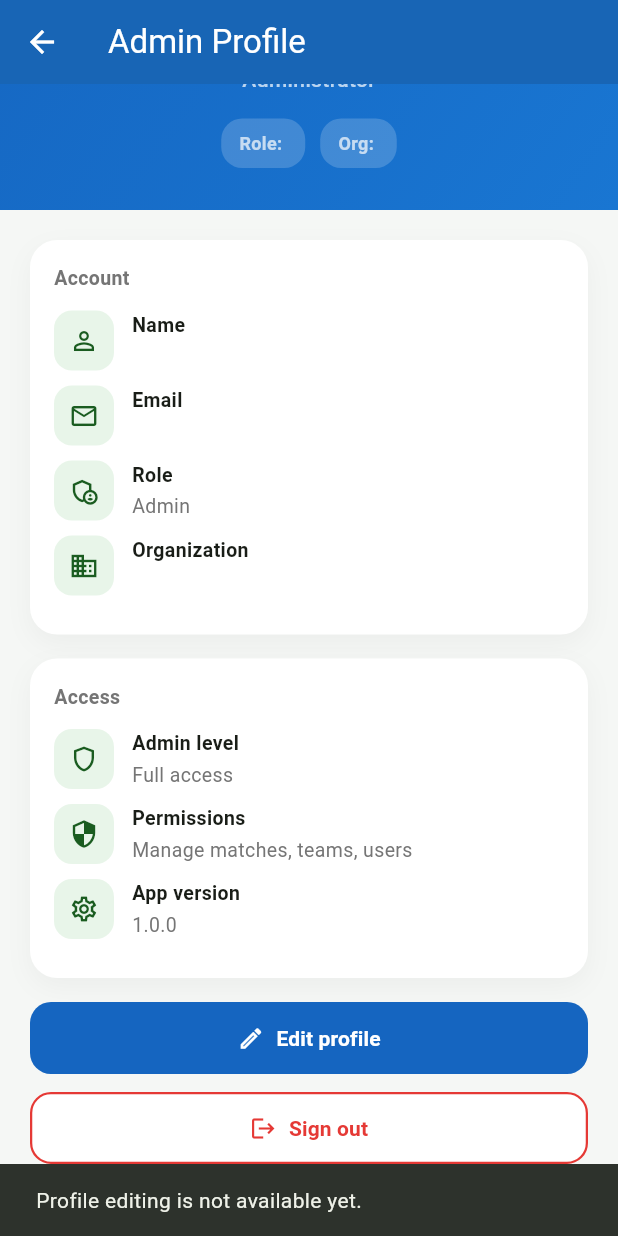
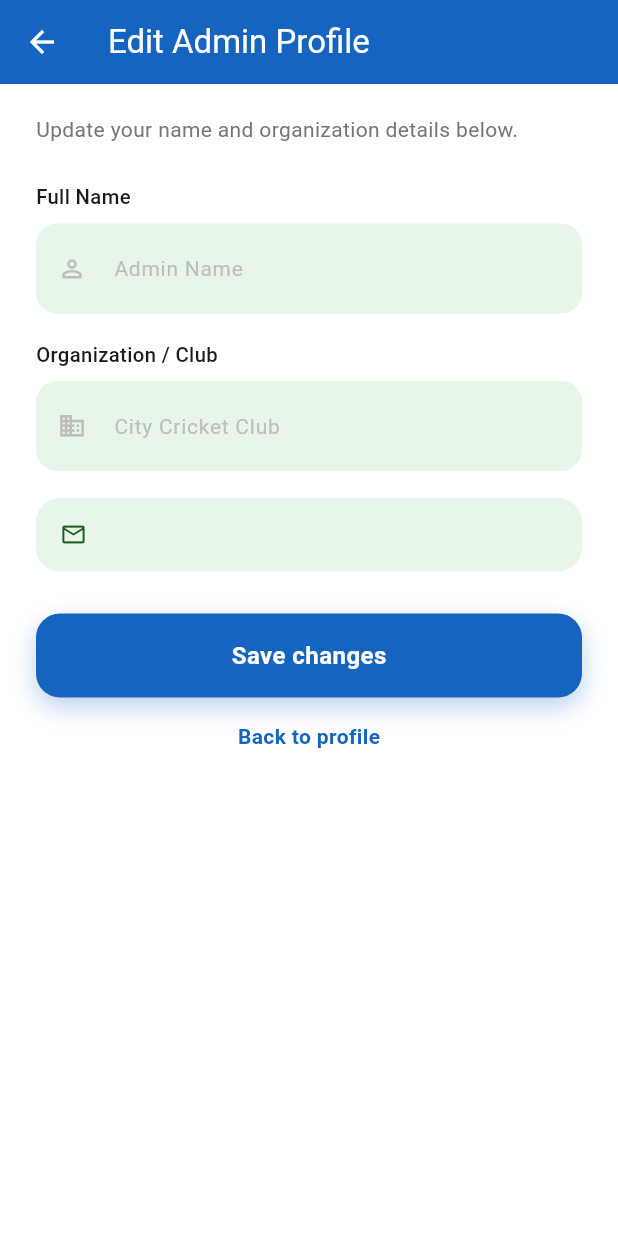
Before and after one commit to abdul-raheem-fast/gully-score, a Flutter app: the AdminProfileScreen screen opened by its route, scrolled down 207 dp, after a tap on "Edit profile", on a phone screen of 412 x 824 dp. Run offline on Flutter 3.47's test engine with Material 3 defaults, Android fonts, the light colour scheme and no system bars; our stand-ins replace supabase_flutter; accounts and stored records are empty.

Commit message:
Edit Profile in admin made functional

```diff
--- a/lib/route_paths.dart
+++ b/lib/route_paths.dart
@@ -14,6 +14,7 @@ class RoutePaths {
   static const adminReports = '/admin/reports';
   static const adminSettings = '/admin/settings';
   static const adminProfile = '/admin/profile';
+  static const adminEditProfile = '/admin/profile/edit';
 
   static const newMatch = '/player/new-match';
   static const liveScoring = '/player/live-scoring';
--- a/lib/routes.dart
+++ b/lib/routes.dart
@@ -4,6 +4,7 @@ import 'models/scoring_models.dart';
 import 'route_paths.dart';
 
 import 'screens/admin/admin_dashboard_screen.dart';
+import 'screens/admin/admin_edit_profile_screen.dart';
 import 'screens/admin/admin_matches_screen.dart';
 import 'screens/admin/admin_profile_screen.dart';
 import 'screens/admin/admin_reports_screen.dart';
@@ -33,6 +34,7 @@ class AppRoutes {
       case RoutePaths.adminUsers: page = const AdminUsersScreen(); break;
       case RoutePaths.adminMatches: page = const AdminMatchesScreen(); break;
       case RoutePaths.adminProfile: page = const AdminProfileScreen(); break;
+      case RoutePaths.adminEditProfile: page = const AdminEditProfileScreen(); break;
       case RoutePaths.adminTeams: page = const AdminTeamsScreen(); break;
       case RoutePaths.adminReports: page = const AdminReportsScreen(); break;
       case RoutePaths.adminSettings: page = const AdminSettingsScreen(); break;
--- /dev/null
+++ b/lib/screens/admin/admin_edit_profile_screen.dart
@@ -0,0 +1,182 @@
+import 'package:flutter/material.dart';
+
+import '../../route_paths.dart';
+import '../../services/supabase_service.dart';
+import '../../state/app_store.dart';
+import '../../theme/app_theme.dart';
+import '../../widgets/widgets.dart';
+
+class AdminEditProfileScreen extends StatefulWidget {
+  const AdminEditProfileScreen({super.key});
+
+  @override
+  State<AdminEditProfileScreen> createState() => _AdminEditProfileScreenState();
+}
+
+class _AdminEditProfileScreenState extends State<AdminEditProfileScreen> {
+  final _nameCtrl = TextEditingController();
+  final _orgCtrl = TextEditingController();
+  bool _loading = false;
+  bool _initialized = false;
+
+  @override
+  void didChangeDependencies() {
+    super.didChangeDependencies();
+    if (_initialized) return;
+    _initialized = true;
+
+    final currentUser = SupabaseService.currentUser;
+    final name = currentUser?.userMetadata?['name']?.toString() ??
+        AppStore.of(context).userName;
+    final organization = currentUser?.userMetadata?['organization']?.toString() ?? '';
+
+    _nameCtrl.text = name;
+    _orgCtrl.text = organization;
+  }
+
+  @override
+  void dispose() {
+    _nameCtrl.dispose();
+    _orgCtrl.dispose();
+    super.dispose();
+  }
+
+  void _showError(String message) {
+    if (!mounted) return;
+    ScaffoldMessenger.of(context).showSnackBar(
+      SnackBar(
+        content: Text(message),
+        backgroundColor: Colors.red.shade600,
+        behavior: SnackBarBehavior.floating,
+        shape: RoundedRectangleBorder(borderRadius: BorderRadius.circular(12)),
+      ),
+    );
+  }
+
+  Future<void> _saveProfile() async {
+    final name = _nameCtrl.text.trim();
+    final organization = _orgCtrl.text.trim();
+    final currentUser = SupabaseService.currentUser;
+
+    if (name.isEmpty) {
+      _showError('Name cannot be empty.');
+      return;
+    }
+
+    if (currentUser == null) {
+      _showError('No signed-in admin user found.');
+      return;
+    }
+
+    setState(() => _loading = true);
+    try {
+      await SupabaseService.updateAdminProfile(
+        userId: currentUser.id,
+        name: name,
+        organization: organization,
+      );
+
+      AppStore.of(context).login(name);
+      if (!mounted) return;
+
+      ScaffoldMessenger.of(context).showSnackBar(
+        SnackBar(
+          content: const Text('Profile updated successfully.'),
+          backgroundColor: C.g2,
+          behavior: SnackBarBehavior.floating,
+          shape: RoundedRectangleBorder(borderRadius: BorderRadius.circular(12)),
+        ),
+      );
+      Navigator.pop(context);
+    } catch (error) {
+      _showError('Failed to update profile. Please try again.');
+    } finally {
+      if (!mounted) return;
+      setState(() => _loading = false);
+    }
+  }
+
+  @override
+  Widget build(BuildContext context) {
+    final currentUser = SupabaseService.currentUser;
+    final email = currentUser?.email ?? 'admin@unknown.com';
+
+    return Scaffold(
+      backgroundColor: C.white,
+      appBar: AppBar(
+        title: const Text('Edit Admin Profile'),
+        backgroundColor: C.adminBlue,
+        foregroundColor: C.white,
+      ),
+      body: SafeArea(
+        child: SingleChildScrollView(
+          padding: const EdgeInsets.symmetric(horizontal: 24, vertical: 20),
+          child: Column(
+            crossAxisAlignment: CrossAxisAlignment.start,
+            children: [
+              const Text(
+                'Update your name and organization details below.',
+                style: TextStyle(color: C.grey, fontSize: 14),
+              ),
+              const SizedBox(height: 26),
+              AppField(
+                label: 'Full Name',
+                hint: 'Admin Name',
+                icon: Icons.person_outline,
+                ctrl: _nameCtrl,
+              ),
+              const SizedBox(height: 18),
+              AppField(
+                label: 'Organization / Club',
+                hint: 'City Cricket Club',
+                icon: Icons.business_outlined,
+                ctrl: _orgCtrl,
+              ),
+              const SizedBox(height: 18),
+              Container(
+                padding: const EdgeInsets.symmetric(horizontal: 16, vertical: 14),
+                decoration: BoxDecoration(
+                  color: C.gLight,
+                  borderRadius: BorderRadius.circular(16),
+                ),
+                child: Row(
+                  children: [
+                    const Icon(Icons.email_outlined, size: 18, color: C.g1),
+                    const SizedBox(width: 12),
+                    Expanded(
+                      child: Text(
+                        email,
+                        style: const TextStyle(color: C.dark, fontSize: 14),
+                      ),
+                    ),
+                  ],
+                ),
+              ),
+              const SizedBox(height: 28),
+              _loading
+                  ? Center(child: CircularProgressIndicator(color: C.adminBlue))
+                  : AppButton(
+                      label: 'Save changes',
+                      onTap: _saveProfile,
+                      color: C.adminBlue,
+                    ),
+              const SizedBox(height: 16),
+              Center(
+                child: GestureDetector(
+                  onTap: () => Navigator.pushReplacementNamed(
+                    context,
+                    RoutePaths.adminProfile,
+                  ),
+                  child: Text(
+                    'Back to profile',
+                    style: TextStyle(color: C.adminBlue, fontWeight: FontWeight.w600),
+                  ),
+                ),
+              ),
+            ],
+          ),
+        ),
+      ),
+    );
+  }
+}
--- a/lib/screens/admin/admin_profile_screen.dart
+++ b/lib/screens/admin/admin_profile_screen.dart
@@ -136,9 +136,7 @@ class AdminProfileScreen extends StatelessWidget {
                     icon: Icons.edit_outlined,
                     filled: true,
                     onTap: () {
-                      ScaffoldMessenger.of(context).showSnackBar(
-                        const SnackBar(content: Text('Profile editing is not available yet.')),
-                      );
+                      Navigator.pushNamed(context, RoutePaths.adminEditProfile);
                     },
                   ),
                   const SizedBox(height: 12),
--- a/lib/services/supabase_service.dart
+++ b/lib/services/supabase_service.dart
@@ -83,6 +83,34 @@ class SupabaseService {
       'organization': organization?.trim(),
       'updated_at': DateTime.now().toIso8601String(),
     });
+  }
+
+  static Future<void> updateAdminProfile({
+    required String userId,
+    required String name,
+    required String organization,
+  }) async {
+    final currentUser = client.auth.currentUser;
+    if (currentUser == null) {
+      throw StateError('No authenticated user found.');
+    }
+
+    final attributes = UserAttributes(
+      data: {
+        'name': name.trim(),
+        'organization': organization.trim(),
+      },
+    );
+
+    await client.auth.updateUser(attributes);
+
+    await upsertUserProfile(
+      userId: userId,
+      email: currentUser.email ?? '',
+      name: name,
+      role: currentUser.userMetadata?['app_role']?.toString() ?? 'admin',
+      organization: organization.isEmpty ? null : organization,
+    );
   }
 
   static Future<List<Map<String, dynamic>>> fetchProfiles() async {
```
